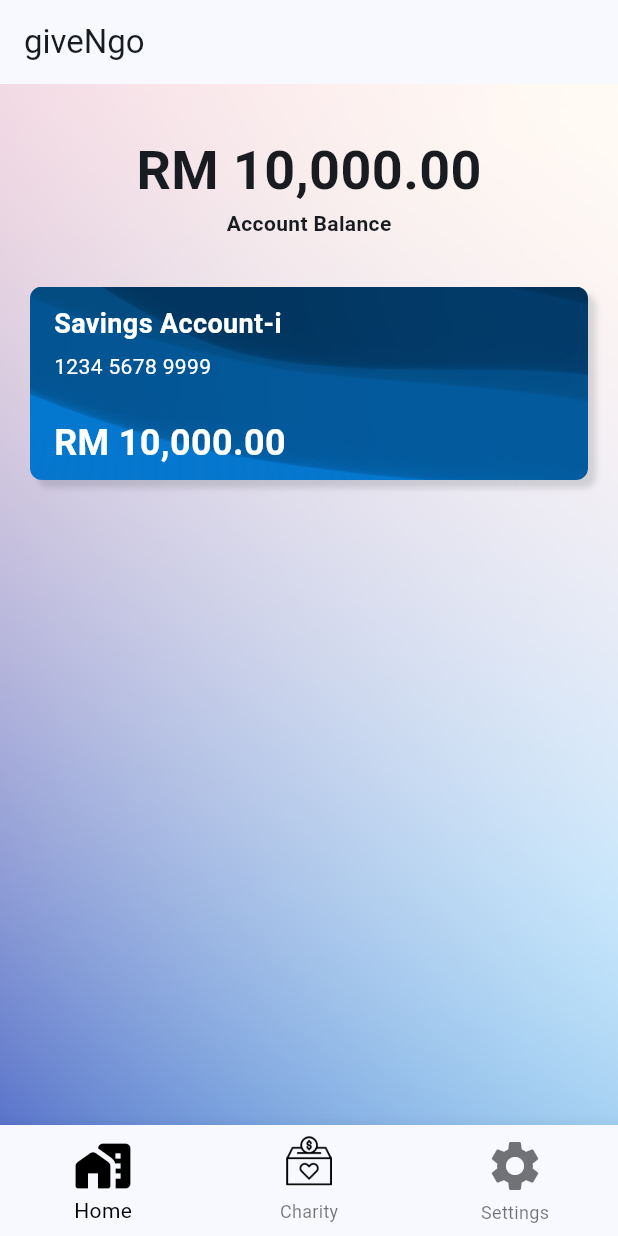
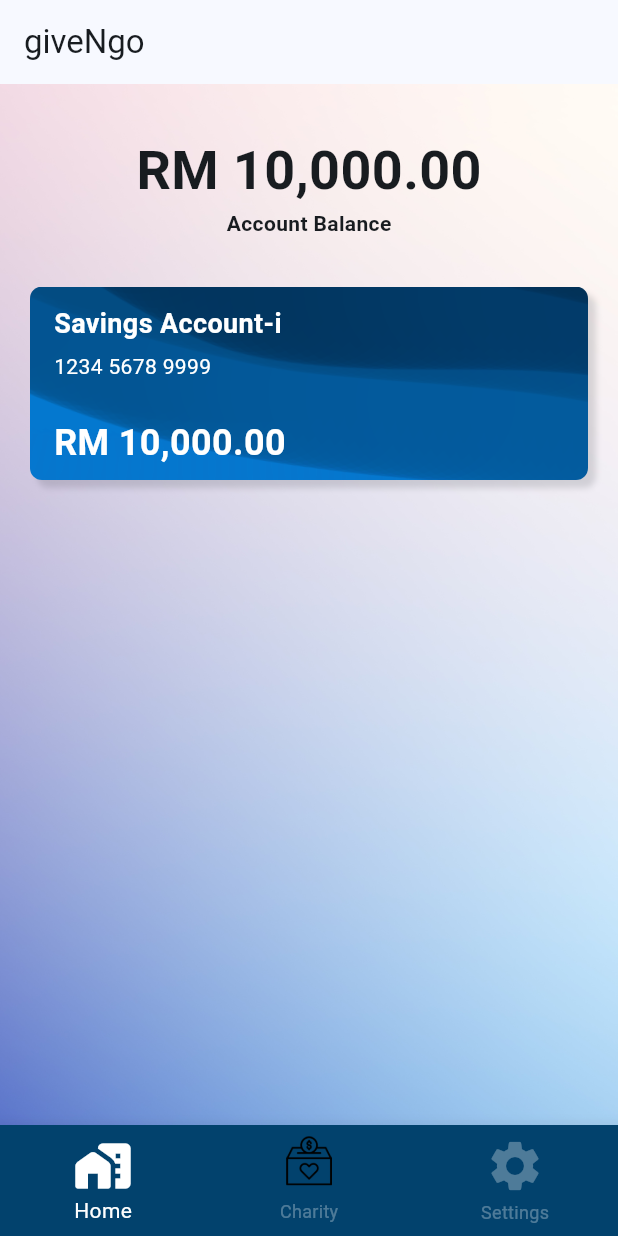
Before and after one commit to spaaacy/give-now, a Flutter app: the screen it shows after launch, on a phone screen of 412 x 824 dp. Run offline on Flutter 3.47's test engine with Material 2 defaults, Android fonts, the phone set to English and light mode, and no system bars.

Commit message:
chore: UI updates

```diff
--- a/lib/main.dart
+++ b/lib/main.dart
@@ -1,9 +1,6 @@
 import 'package:flutter/material.dart';
 import 'package:give_n_go/ui/common/nav_bar_wrapper.dart';
-import 'package:give_n_go/ui/home_page/home_page.dart';
 import 'package:give_n_go/ui/common/nav_bar_state.dart';
-import 'package:give_n_go/ui/home_page/home_page_state.dart';
-import 'package:google_fonts/google_fonts.dart';
 import 'package:provider/provider.dart';
 
 void main() {
--- a/lib/ui/common/nav_bar.dart
+++ b/lib/ui/common/nav_bar.dart
@@ -10,11 +10,12 @@ class NavBar extends StatelessWidget {
   Widget build(BuildContext context) {
     final state = Provider.of<NavBarState>(context);
     return BottomNavigationBar(
+      backgroundColor: Color.fromARGB(255, 2, 66, 109),
       items: <BottomNavigationBarItem>[
         const BottomNavigationBarItem(
           icon: Icon(Icons.home_work_rounded),
           label: 'Home',
-            backgroundColor: Colors.green),
+        ),
         BottomNavigationBarItem(
           icon: Image.asset(
             'assets/logo-charity-1.png',
@@ -22,16 +23,16 @@ class NavBar extends StatelessWidget {
             height: 39,
           ),
           label: 'Charity',
-            backgroundColor: Colors.yellow),
+        ),
         const BottomNavigationBarItem(
           icon: Icon(Icons.settings),
           label: 'Settings',
-          backgroundColor: Colors.blue,
         ),
       ],
       type: BottomNavigationBarType.fixed,
       currentIndex: state.selectedIndex,
-      selectedItemColor: Colors.black,
+      selectedItemColor: Colors.white,
+      unselectedItemColor: Colors.white30,
       iconSize: 40,
       onTap: (index) => state.selectedIndex = index,
       elevation: 10,
--- a/lib/ui/home_page/home_page.dart
+++ b/lib/ui/home_page/home_page.dart
@@ -1,6 +1,4 @@
-import 'package:flutter/cupertino.dart';
 import 'package:flutter/material.dart';
-import 'package:give_n_go/ui/common/nav_bar.dart';
 import 'package:give_n_go/ui/home_page/components/card_container.dart';
 import 'package:give_n_go/ui/home_page/home_page_state.dart';
 import 'package:provider/provider.dart';
--- a/pubspec.yaml
+++ b/pubspec.yaml
@@ -36,7 +36,6 @@ dependencies:
   # Use with the CupertinoIcons class for iOS style icons.
   cupertino_icons: ^1.0.2
   provider: ^6.0.5
-  google_fonts: ^4.0.5
   intl: ^0.18.1
 
 dev_dependencies:
```
Also changed, not shown: pubspec.lock, 1 other file. Lines whose indentation alone changed are shown as unchanged.
